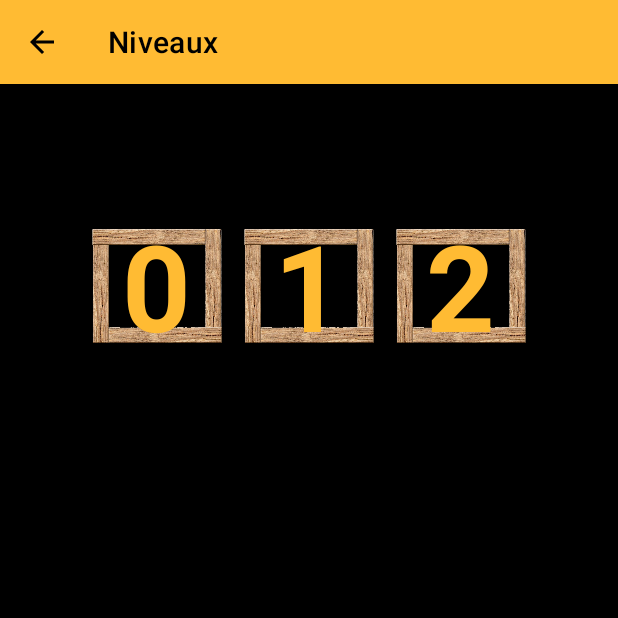
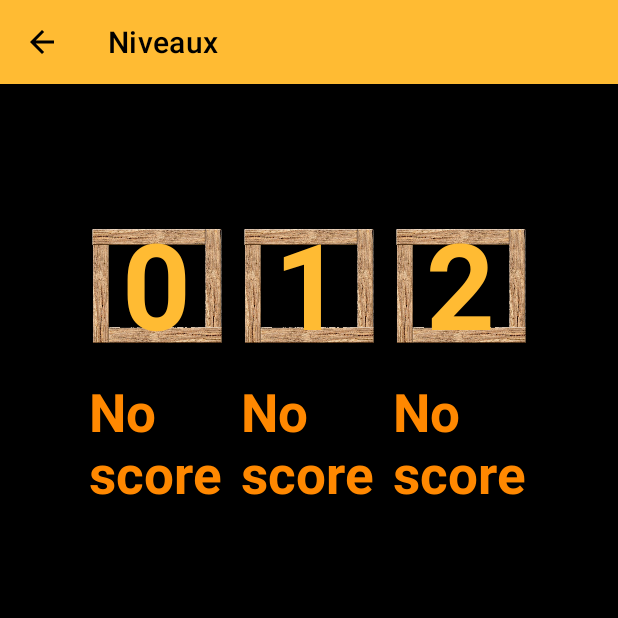
Before and after one commit to ArthurMalie/MiniJeu, an Android app: the LevelSelectActivity screen opened directly, with no data from a screen before it, on a phone screen of 412 x 824 dp, the top half of it. Run offline under Robolectric (Android 15) with nearby library versions, the phone set to English and light mode, and no system bars.

Commit message:
Gestion des highscores

```diff
--- a/app/src/main/java/fr/difs/minijeu/CustomGridViewAdapter.java
+++ b/app/src/main/java/fr/difs/minijeu/CustomGridViewAdapter.java
@@ -45,36 +45,13 @@ public class CustomGridViewAdapter extends BaseAdapter {
         view = inflater.inflate(R.layout.single_level, null);
         ImageView icon = (ImageView) view.findViewById(R.id.item_image); // get the reference of ImageView
         icon.setImageResource(R.drawable.woodenframe); // set logo images
-        TextView txtTitle = (TextView) view.findViewById(R.id.item_text);
-        txtTitle.setText(levels.get(position).getLevel()+"");
+        TextView txtTitle = (TextView) view.findViewById(R.id.item_text); // number of the level
+        txtTitle.setText(levels.get(position).getLevel() + "");
+        TextView txtScore = (TextView) view.findViewById(R.id.item_score); // highscore of the level
+        float score = levels.get(position).getScore();
+        if (score > 0f)
+            txtScore.setText(score + "s");
+
         return view;
-
-
-
-
-//        RecordHolder holder = null;
-//        if (row == null) {
-//            LayoutInflater inflater = ((Activity) context).getLayoutInflater();
-//            row = inflater.inflate(resourceId, parent, false);
-//
-//            holder = new RecordHolder();
-//            holder.txtTitle = (TextView) row.findViewById(R.id.item_text);
-//            holder.imageItem = (ImageView) row.findViewById(R.id.item_image);
-//            row.setTag(holder);
-//        } else {
-//            holder = (RecordHolder) row.getTag();
-//        }
-//
-//        CustomGridViewItem item = levels.get(position);
-//        holder.txtTitle.setText(item.getLevel());
-//        holder.imageItem.setImageBitmap(item.getImage());
-//        return row;
-
-    }
-
-    static class RecordHolder {
-        TextView txtTitle;
-        ImageView imageItem;
-
     }
 }
--- a/app/src/main/java/fr/difs/minijeu/CustomGridViewItem.java
+++ b/app/src/main/java/fr/difs/minijeu/CustomGridViewItem.java
@@ -4,9 +4,9 @@ package fr.difs.minijeu;
 public class CustomGridViewItem {
 
     private int level;
-    private int score;
+    private float score;
 
-    public CustomGridViewItem(int level, int score) {
+    public CustomGridViewItem(int level, float score) {
         this.level = level;
         this.score = score;
     }
@@ -19,11 +19,11 @@ public class CustomGridViewItem {
         this.level = level;
     }
 
-    public int getScore() {
+    public float getScore() {
         return score;
     }
 
-    public void setScore(int score) {
+    public void setScore(float score) {
         this.score = score;
     }
 
--- a/app/src/main/java/fr/difs/minijeu/GameActivity.java
+++ b/app/src/main/java/fr/difs/minijeu/GameActivity.java
@@ -172,10 +172,10 @@ public class GameActivity extends AppCompatActivity implements View.OnClickListe
     }
 
     // Quand le joueur touche un bord de l'écran, on passe à l'activité de fin de partie
-    public void endGame(double score, boolean win) {
+    public void endGame(float score, boolean win) {
         Intent intent = new Intent(this, EndActivity.class);
         // On lui passe la variable score
-        intent.putExtra("SCORE", String.valueOf(score));
+        intent.putExtra("SCORE", score);
         intent.putExtra("WIN", win);
         intent.putExtra("LEVEL", mapLevel);
 
--- a/app/src/main/java/fr/difs/minijeu/LevelSelectActivity.java
+++ b/app/src/main/java/fr/difs/minijeu/LevelSelectActivity.java
@@ -1,6 +1,7 @@
 package fr.difs.minijeu;
 
 import android.content.Intent;
+import android.content.SharedPreferences;
 import android.content.res.XmlResourceParser;
 import android.os.Bundle;
 import android.view.View;
@@ -55,11 +56,13 @@ public class LevelSelectActivity extends AppCompatActivity {
 
     private void parseXml(XmlResourceParser parser) {
         int eventType = -1;
-
+        SharedPreferences sharedPreferences = getSharedPreferences("ScorePreferences", MODE_PRIVATE);
         try {
             while (eventType != parser.END_DOCUMENT) {
                 if (eventType == parser.START_TAG && parser.getName().equals("map")) {
-                    gridLevels.add(new CustomGridViewItem(Integer.valueOf(parser.getAttributeValue(null, "level")), 0));
+                    int level = Integer.valueOf(parser.getAttributeValue(null, "level"));
+                    float score = sharedPreferences.getFloat(level + "", 0);
+                    gridLevels.add(new CustomGridViewItem( level, score));
                 }
                 eventType = parser.next();
             }
--- a/app/src/main/res/layout/single_level.xml
+++ b/app/src/main/res/layout/single_level.xml
@@ -14,10 +14,22 @@
         android:id="@+id/item_text"
         android:layout_width="wrap_content"
         android:layout_height="wrap_content"
-        android:layout_centerInParent="true"
-        android:layout_marginTop="5dp"
+        android:layout_centerHorizontal="true"
+        android:paddingTop="20dp"
         android:textColor="?colorPrimary"
         android:textSize="80sp"
         android:textStyle="bold"></TextView>
 
+    <TextView
+        android:id="@+id/item_score"
+        android:layout_width="wrap_content"
+        android:layout_height="wrap_content"
+        android:layout_centerInParent="true"
+        android:paddingTop="135dp"
+        android:textColor="?colorPrimaryVariant"
+        android:textSize="35sp"
+        android:textStyle="bold"
+        android:text="No score">
+    </TextView>
+
 </RelativeLayout>
```
Also changed, not shown: app/src/main/java/fr/difs/minijeu/EndActivity.java (+17 -3 lines), app/src/main/java/fr/difs/minijeu/GameView.java (+14 -11 lines), app/src/main/java/fr/difs/minijeu/OptionActivity.java (+30 -18 lines), app/src/main/res/layout/activity_menu.xml (+11 -7 lines), app/src/main/res/layout/activity_option.xml (+14 -4 lines).
